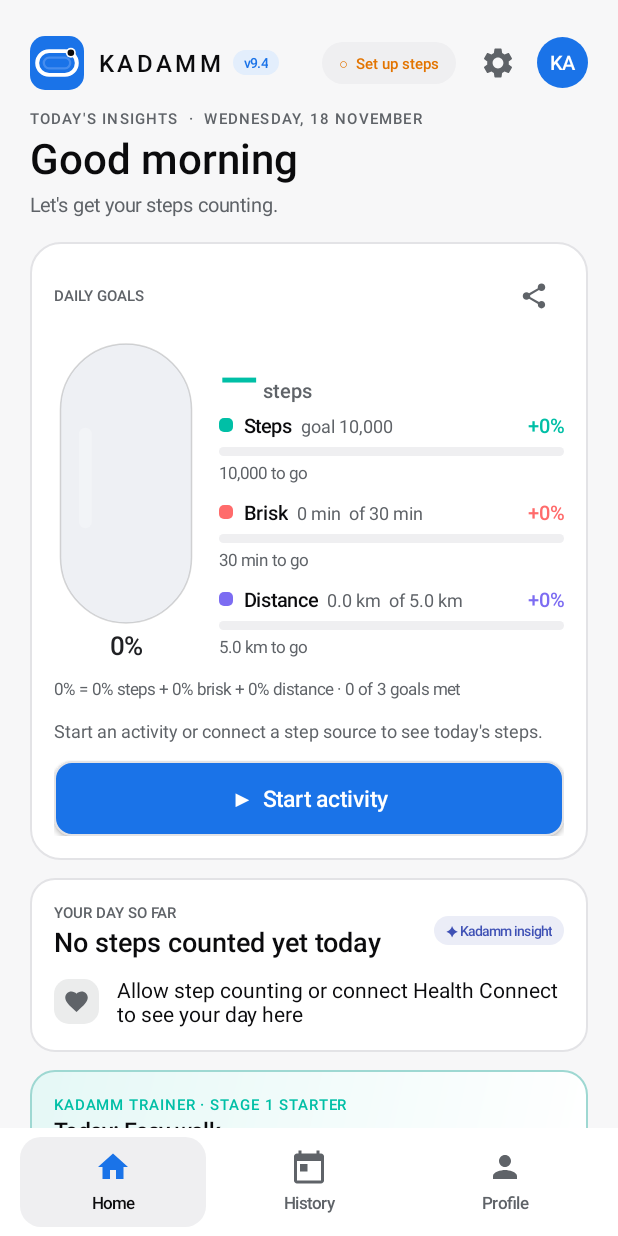
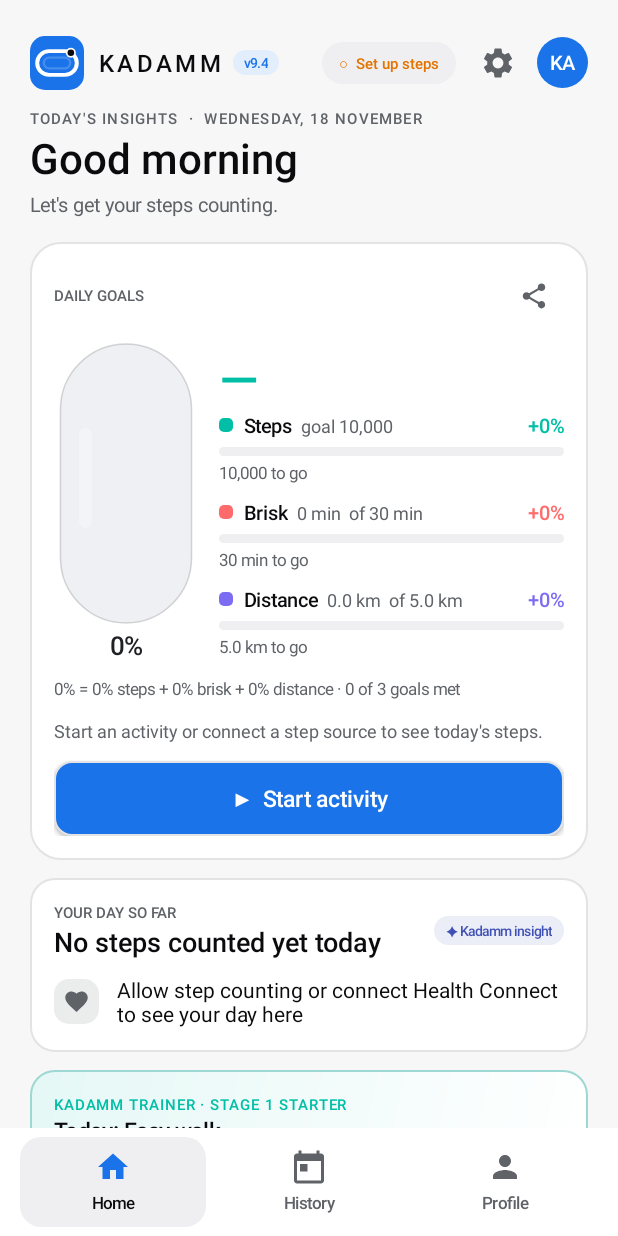
Before and after one commit to vrajchauhan10/Kadamm, an Android app: the screen it shows after launch (MainActivity), after a tap on an icon or button, on a phone screen of 412 x 824 dp. Run offline under Robolectric (Android 15) with nearby library versions, the phone set to English and light mode, and no system bars; libraries missing offline, so code that uses them is left out: androidx.health.connect; 4 statements that could not run were skipped; 3 other taps on this screen came first.

Commit message:
Kadamm 9.4: step count without a repeated label
Co-Authored-By: Claude Opus 5.5 <noreply@anthropic.com>

```diff
--- a/app/src/main/java/com/stride/run/MainActivity.java
+++ b/app/src/main/java/com/stride/run/MainActivity.java
@@ -1088,7 +1088,7 @@ sheet.setPadding(dp(20),dp(10),dp(20),dp(24));GradientDrawable sb=new GradientDr
         if(capsule==null||heroPercent==null)return;
         int goal=dailyGoal();long n=DaySteps.todayTotal(this);boolean data=DaySteps.hasTodayData(this),active=prefs.getBoolean("active",false);double pct=goal>0?n*100d/goal:0;
         GoalCapsule.Day day=GoalCapsule.today(this);capsule.set(day);
-        if(stepsBig!=null){android.text.SpannableStringBuilder sb=new android.text.SpannableStringBuilder(data?String.format(Locale.US,"%,d",n):"—");int e=sb.length();sb.append(" steps");sb.setSpan(new android.text.style.RelativeSizeSpan(.4f),e,sb.length(),0);sb.setSpan(new android.text.style.ForegroundColorSpan(muted),e,sb.length(),0);stepsBig.setText(sb);}
+        if(stepsBig!=null){android.text.SpannableStringBuilder sb=new android.text.SpannableStringBuilder(data?String.format(Locale.US,"%,d",n):"—");stepsBig.setText(sb);}
         for(int i=0;i<3;i++){
             ringRows[i].setText(i==0?String.format(Locale.US,"goal %,d",day.stepGoal):day.value(i)+"  "+day.goal(i));ringPct[i].setText("+"+Math.round(day.share[i])+"%");
             ringSubs[i].setText(day.pending(i));ringSubs[i].setTextColor(day.done[i]>=1?positive:muted);
```
Also changed, not shown: 1 other file.
